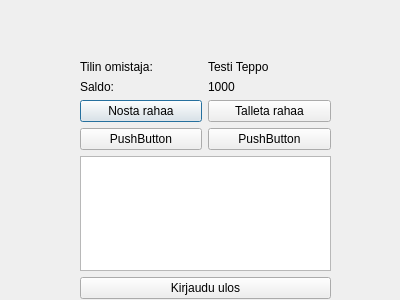
Old version of the form bankautomat/paakayttoliittyma.ui in the repository luris123/OAMK-2022-spring-project.
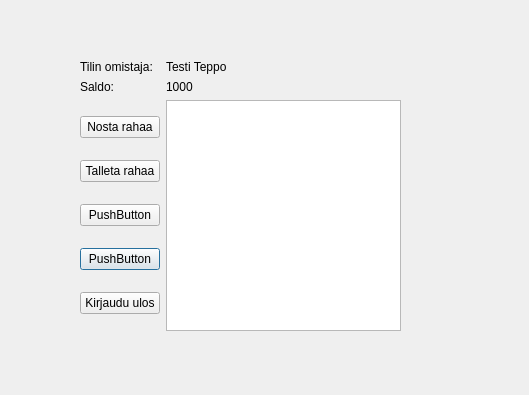
New version of the form.

Commit message: pääkäyttöliitymän UI muokkaus

What changed in the file:
```diff
--- a/bankautomat/paakayttoliittyma.ui
+++ b/bankautomat/paakayttoliittyma.ui
@@ -6,86 +6,94 @@
    <rect>
     <x>0</x>
     <y>0</y>
-    <width>400</width>
-    <height>300</height>
+    <width>529</width>
+    <height>395</height>
    </rect>
   </property>
   <property name="windowTitle">
    <string>Dialog</string>
   </property>
-  <widget class="QWidget" name="gridLayoutWidget">
+  <widget class="QWidget" name="gridLayoutWidget_2">
    <property name="geometry">
     <rect>
      <x>80</x>
      <y>60</y>
-     <width>251</width>
-     <height>239</height>
+     <width>321</width>
+     <height>271</height>
     </rect>
    </property>
-   <layout class="QGridLayout" name="gridLayout">
-    <item row="3" column="2">
+   <layout class="QGridLayout" name="gridLayout_3">
+    <item row="2" column="0">
+     <layout class="QGridLayout" name="gridLayout_4">
+      <item row="3" column="0">
+       <widget class="QPushButton" name="pushButton">
+        <property name="text">
+         <string>PushButton</string>
+        </property>
+       </widget>
+      </item>
+      <item row="1" column="0">
+       <widget class="QPushButton" name="depositBtn">
+        <property name="text">
+         <string>Talleta rahaa</string>
+        </property>
+       </widget>
+      </item>
+      <item row="2" column="0">
+       <widget class="QPushButton" name="pushButton_2">
+        <property name="text">
+         <string>PushButton</string>
+        </property>
+       </widget>
+      </item>
+      <item row="0" column="0">
      <widget class="QPushButton" name="withdrawBtn">
       <property name="text">
        <string>Nosta rahaa</string>
       </property>
      </widget>
     </item>
-    <item row="11" column="2" colspan="2">
+      <item row="4" column="0">
      <widget class="QPushButton" name="logoutBtn">
       <property name="text">
        <string>Kirjaudu ulos</string>
       </property>
      </widget>
     </item>
-    <item row="8" column="2" colspan="2">
+     </layout>
+    </item>
+    <item row="2" column="1">
+     <layout class="QHBoxLayout" name="horizontalLayout_4">
+      <item>
      <widget class="QListWidget" name="listWidget"/>
     </item>
-    <item row="0" column="3">
-     <widget class="QLabel" name="ownerLabel">
-      <property name="text">
-       <string>Testi Teppo</string>
-      </property>
-     </widget>
+     </layout>
     </item>
-    <item row="6" column="2">
-     <widget class="QPushButton" name="pushButton_2">
-      <property name="text">
-       <string>PushButton</string>
-      </property>
-     </widget>
-    </item>
-    <item row="1" column="3">
+    <item row="1" column="1">
      <widget class="QLabel" name="saldoLabel2">
       <property name="text">
        <string>1000</string>
       </property>
      </widget>
     </item>
-    <item row="0" column="2">
-     <widget class="QLabel" name="label">
-      <property name="text">
-       <string>Tilin omistaja: </string>
-      </property>
-     </widget>
-    </item>
-    <item row="1" column="2">
+    <item row="1" column="0">
      <widget class="QLabel" name="saldoLabel1">
       <property name="text">
        <string>Saldo:</string>
       </property>
      </widget>
     </item>
-    <item row="6" column="3">
-     <widget class="QPushButton" name="pushButton">
+    <item row="0" column="0">
+     <widget class="QLabel" name="label">
       <property name="text">
-       <string>PushButton</string>
+       <string>Tilin omistaja: </string>
       </property>
      </widget>
     </item>
-    <item row="3" column="3">
-     <widget class="QPushButton" name="depositBtn">
+    <item row="0" column="1">
+     <widget class="QLabel" name="ownerLabel">
       <property name="text">
-       <string>Talleta rahaa</string>
+       <string>Testi Teppo</string>
       </property>
      </widget>
     </item>
```
Lines whose indentation alone changed are shown as unchanged. The commit also changes 1 other file.
